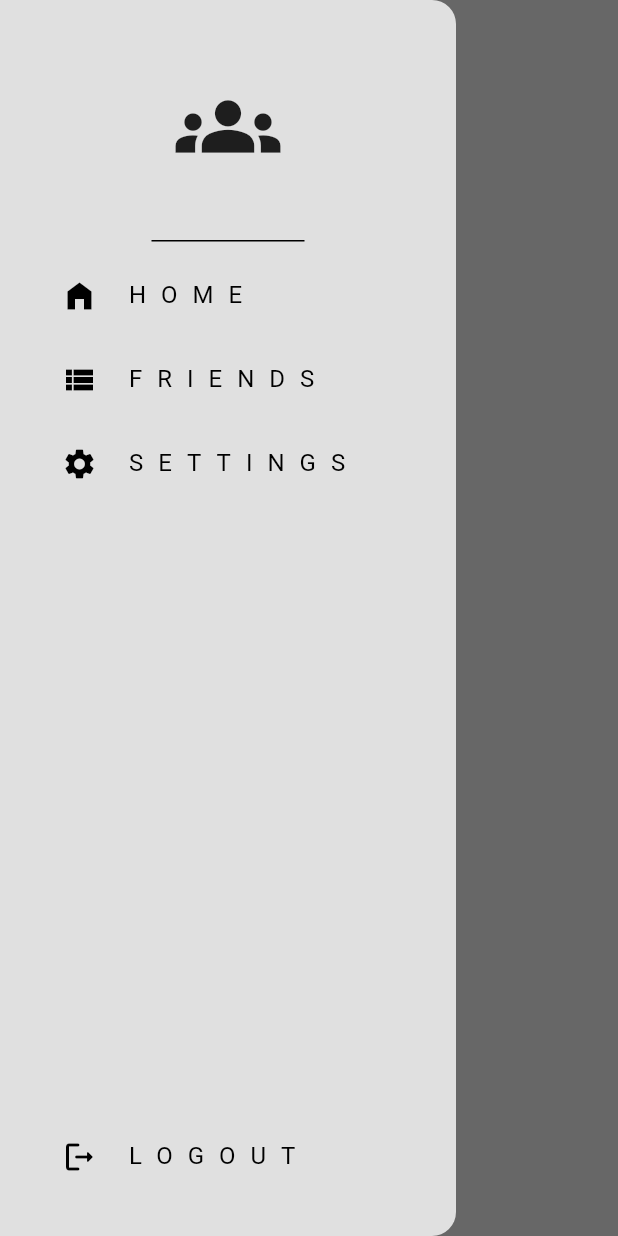
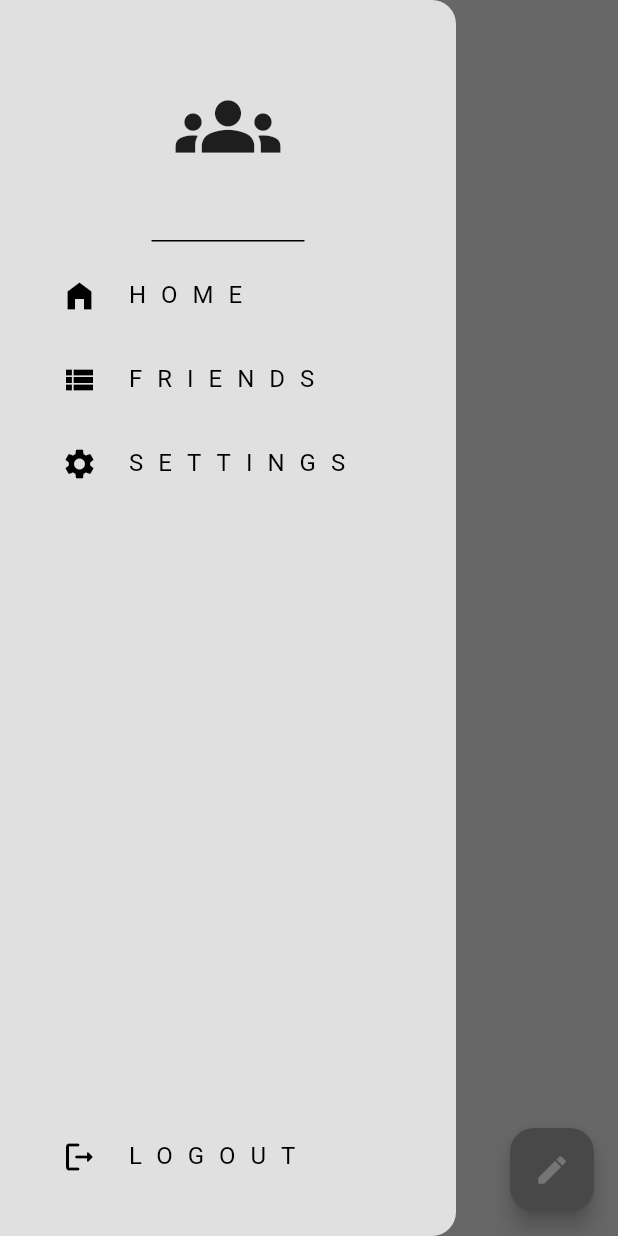
Before and after one commit to Sarethjs/faztapp, a Flutter app: the screen it shows once a user with an empty profile is signed in, with the side drawer open, on a phone screen of 412 x 824 dp. Run offline on Flutter 3.47's test engine with Material 3 defaults, Android fonts, the phone set to English and light mode, and no system bars; our stand-ins replace cloud_firestore, firebase_auth, firebase_core; accounts and stored records are empty.

Commit message:
A floating button added to chat with friends

```diff
--- a/lib/pages/home_page.dart
+++ b/lib/pages/home_page.dart
@@ -1,6 +1,7 @@
 import 'package:faztapp/components/my_drawer.dart';
 import 'package:faztapp/components/user_tile.dart';
 import 'package:faztapp/pages/chat_page.dart';
+import 'package:faztapp/pages/friends_page.dart';
 import 'package:faztapp/services/chat/chat_service.dart';
 import 'package:flutter/material.dart';
 
@@ -18,6 +19,13 @@ class HomePage extends StatelessWidget {
       ),
       drawer: const MyDrawer(),
       body: _buildUserList(),
+      floatingActionButton: FloatingActionButton(
+        onPressed: () {
+          Navigator.push(context,
+              MaterialPageRoute(builder: (context) => const FriendsPage()));
+        },
+        child: const Icon(Icons.edit),
+      ),
     );
   }
 
```
